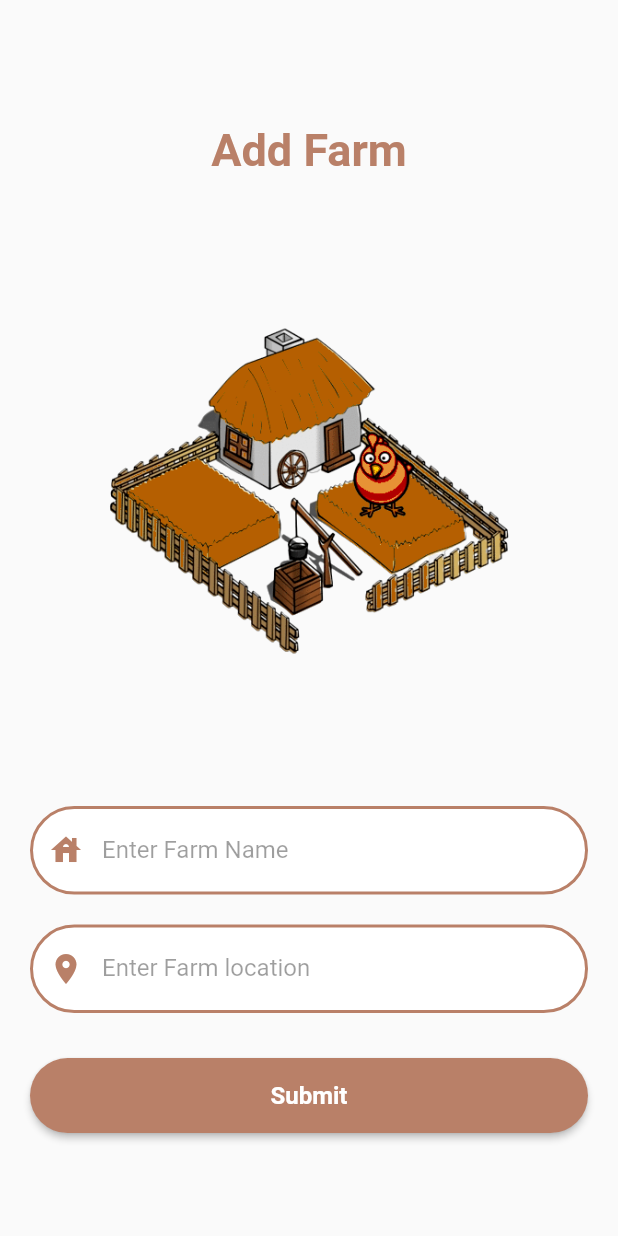
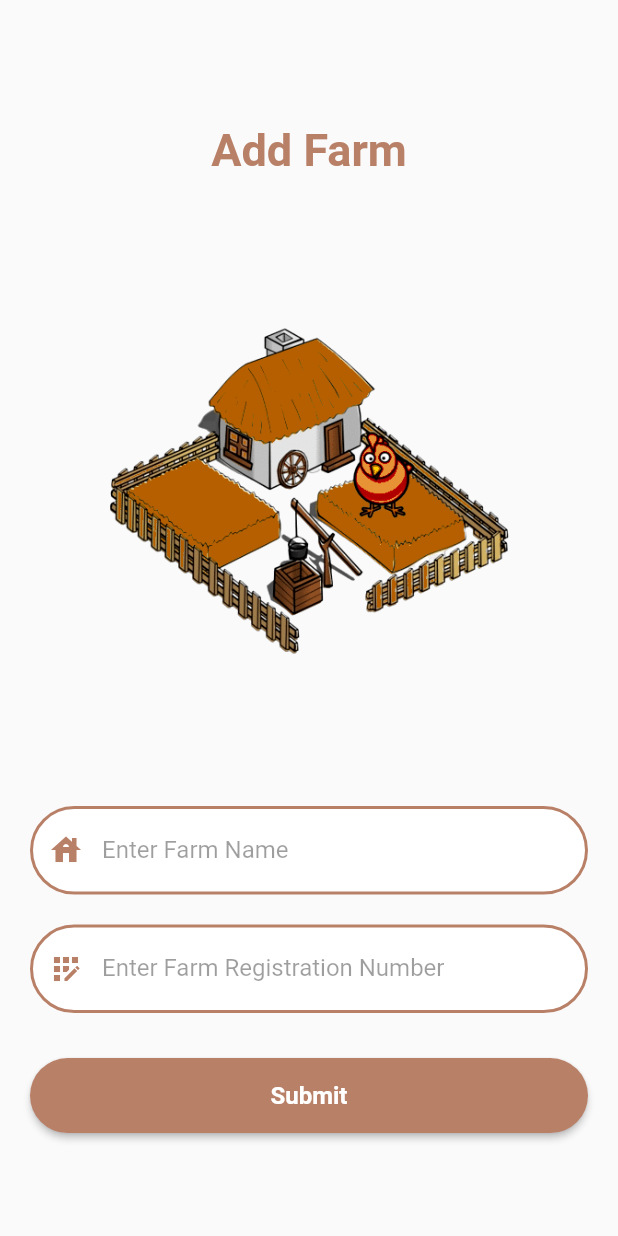
Before and after one commit to cepdnaclk/e18-co227-Poultry-Feed-Efficiency-Tracking-System, a Flutter app: the FarmRegScreen screen opened directly, on a phone screen of 412 x 824 dp. Run offline on Flutter 3.47's test engine with Material 2 defaults, Android fonts, the phone set to English and light mode, and no system bars; our stand-ins replace cloud_firestore, firebase_auth, firebase_core, fluttertoast, get; accounts and stored records are empty.

Commit message:
small change in farm_view UI

```diff
--- a/lib/screens/RegScreens/farmReg_screen.dart
+++ b/lib/screens/RegScreens/farmReg_screen.dart
@@ -56,8 +56,8 @@ class _FarmRegScreenState extends State<FarmRegScreen> {
                   const SizedBox(
                     height: 20,
                   ),
-                  reusableTextField("Enter Farm location", Icons.location_on,
-                      false, _locationController, null),
+                  reusableTextField("Enter Farm Registration Number",
+                      Icons.app_registration, false, _locationController, null),
                   const SizedBox(
                     height: 20,
                   ),
```
Also changed, not shown: lib/screens/farm_view.dart (+23 -5 lines).
